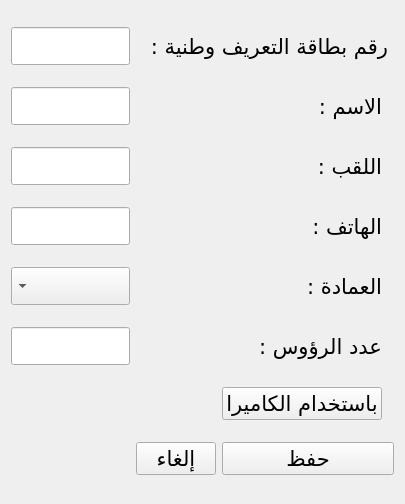
Before: the Qt Designer form UI/newFarmers.ui in anwer25/Administration_agricole, drawn with Qt 5.
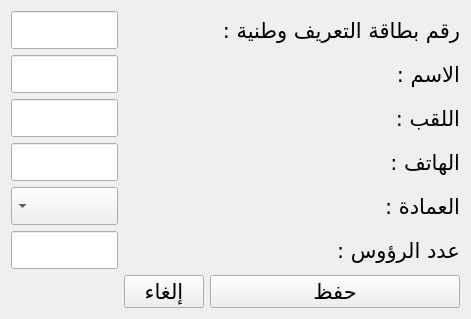
After: the same form once the commit is applied.

Commit message: work on farmersThread windows

Diff of the .ui file:
```diff
--- a/UI/newFarmers.ui
+++ b/UI/newFarmers.ui
@@ -9,8 +9,8 @@
    <rect>
     <x>0</x>
     <y>0</y>
-    <width>405</width>
-    <height>504</height>
+    <width>442</width>
+    <height>316</height>
    </rect>
   </property>
   <property name="font">
@@ -29,30 +29,13 @@
    <locale language="Arabic" country="Tunisia"/>
   </property>
   <layout class="QGridLayout" name="gridLayout">
-   <item row="6" column="2">
-    <widget class="QPushButton" name="openCamera">
+   <item row="2" column="4">
+    <widget class="QLineEdit" name="lastName">
      <property name="font">
       <font>
+       <family>Arabic Typesetting</family>
        <pointsize>16</pointsize>
       </font>
-     </property>
-     <property name="text">
-      <string>باستخدام الكاميرا</string>
-     </property>
-    </widget>
-   </item>
-   <item row="0" column="1" colspan="3">
-    <widget class="QLabel" name="label_2">
-     <property name="font">
-      <font>
-       <pointsize>16</pointsize>
-      </font>
-     </property>
-     <property name="inputMethodHints">
-      <set>Qt::ImhNone</set>
-     </property>
-     <property name="text">
-      <string>رقم بطاقة التعريف وطنية :</string>
      </property>
     </widget>
    </item>
@@ -60,6 +43,7 @@
     <widget class="QLineEdit" name="idNumber">
      <property name="font">
       <font>
+       <family>Arabic Typesetting</family>
        <pointsize>16</pointsize>
       </font>
      </property>
@@ -72,6 +56,7 @@
     <widget class="QLineEdit" name="name">
      <property name="font">
       <font>
+       <family>Arabic Typesetting</family>
        <pointsize>16</pointsize>
       </font>
      </property>
@@ -80,19 +65,24 @@
      </property>
     </widget>
    </item>
-   <item row="2" column="4">
-    <widget class="QLineEdit" name="lastName">
+   <item row="5" column="4">
+    <widget class="QLineEdit" name="headsNumber">
      <property name="font">
       <font>
+       <family>Arabic Typesetting</family>
        <pointsize>16</pointsize>
       </font>
      </property>
+     <property name="inputMethodHints">
+      <set>Qt::ImhDigitsOnly|Qt::ImhFormattedNumbersOnly|Qt::ImhPreferNumbers</set>
+     </property>
     </widget>
    </item>
    <item row="3" column="4">
     <widget class="QLineEdit" name="phoneNumber">
      <property name="font">
       <font>
+       <family>Arabic Typesetting</family>
        <pointsize>16</pointsize>
       </font>
      </property>
@@ -105,39 +95,59 @@
     <widget class="QComboBox" name="Deanship">
      <property name="font">
       <font>
+       <family>Arabic Typesetting</family>
        <pointsize>16</pointsize>
       </font>
      </property>
     </widget>
    </item>
-   <item row="4" column="2" colspan="2">
-    <widget class="QLabel" name="label_6">
+   <item row="7" column="3">
+    <widget class="QPushButton" name="cancel">
      <property name="font">
       <font>
+       <family>Arabic Typesetting</family>
        <pointsize>16</pointsize>
       </font>
      </property>
      <property name="text">
-      <string>العمادة :</string>
+      <string>إلغاء</string>
      </property>
     </widget>
    </item>
-   <item row="2" column="2" colspan="2">
-    <widget class="QLabel" name="label_4">
+   <item row="7" column="0" colspan="3">
+    <widget class="QPushButton" name="save">
      <property name="font">
       <font>
+       <family>Arabic Typesetting</family>
        <pointsize>16</pointsize>
       </font>
      </property>
      <property name="text">
-      <string>اللقب :</string>
+      <string>حفظ</string>
      </property>
     </widget>
    </item>
-   <item row="1" column="2" colspan="2">
+   <item row="0" column="0">
+    <widget class="QLabel" name="label_2">
+     <property name="font">
+      <font>
+       <family>Arabic Typesetting</family>
+       <pointsize>16</pointsize>
+      </font>
+     </property>
+     <property name="inputMethodHints">
+      <set>Qt::ImhNone</set>
+     </property>
+     <property name="text">
+      <string>رقم بطاقة التعريف وطنية :</string>
+     </property>
+    </widget>
+   </item>
+   <item row="1" column="0">
     <widget class="QLabel" name="label_3">
      <property name="font">
       <font>
+       <family>Arabic Typesetting</family>
        <pointsize>16</pointsize>
       </font>
      </property>
@@ -146,10 +156,24 @@
      </property>
     </widget>
    </item>
-   <item row="3" column="2" colspan="2">
+   <item row="2" column="0">
+    <widget class="QLabel" name="label_4">
+     <property name="font">
+      <font>
+       <family>Arabic Typesetting</family>
+       <pointsize>16</pointsize>
+      </font>
+     </property>
+     <property name="text">
+      <string>اللقب :</string>
+     </property>
+    </widget>
+   </item>
+   <item row="3" column="0">
     <widget class="QLabel" name="label_8">
      <property name="font">
       <font>
+       <family>Arabic Typesetting</family>
        <pointsize>16</pointsize>
       </font>
      </property>
@@ -158,22 +182,24 @@
      </property>
     </widget>
    </item>
-   <item row="5" column="4">
-    <widget class="QLineEdit" name="headsNumber">
+   <item row="4" column="0">
+    <widget class="QLabel" name="label_6">
      <property name="font">
       <font>
+       <family>Arabic Typesetting</family>
        <pointsize>16</pointsize>
       </font>
      </property>
-     <property name="inputMethodHints">
-      <set>Qt::ImhDigitsOnly|Qt::ImhFormattedNumbersOnly|Qt::ImhPreferNumbers</set>
+     <property name="text">
+      <string>العمادة :</string>
      </property>
     </widget>
    </item>
-   <item row="5" column="2" colspan="2">
+   <item row="5" column="0">
     <widget class="QLabel" name="label_7">
      <property name="font">
       <font>
+       <family>Arabic Typesetting</family>
        <pointsize>16</pointsize>
       </font>
      </property>
@@ -182,30 +208,6 @@
      </property>
     </widget>
    </item>
-   <item row="8" column="0" colspan="3">
-    <widget class="QPushButton" name="save">
-     <property name="font">
-      <font>
-       <pointsize>16</pointsize>
-      </font>
-     </property>
-     <property name="text">
-      <string>حفظ</string>
-     </property>
-    </widget>
-   </item>
-   <item row="8" column="3">
-    <widget class="QPushButton" name="cancel">
-     <property name="font">
-      <font>
-       <pointsize>16</pointsize>
-      </font>
-     </property>
-     <property name="text">
-      <string>إلغاء</string>
-     </property>
-    </widget>
-   </item>
   </layout>
  </widget>
  <resources/>
```
The commit also changes 157 other files.
